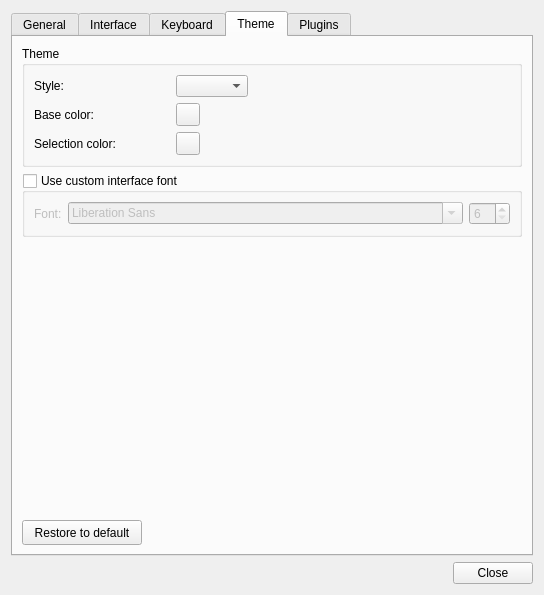
mapeditor/tiled, file src/tiled/preferencesdialog.ui: the form before one commit.
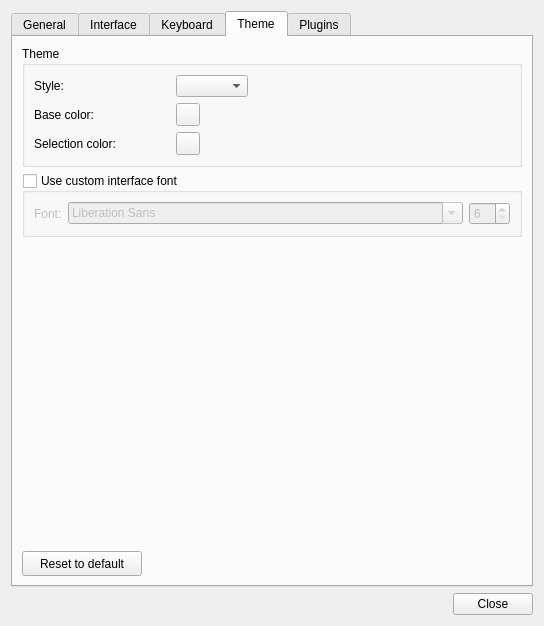
The form after the commit. The open tabs and pages were chosen to show the change. Custom widgets are drawn as their Qt base class.

Commit message: Renamed the buttons from 'Restore to default' to 'Reset to default'

Diff of the .ui file:
```diff
--- a/src/tiled/preferencesdialog.ui
+++ b/src/tiled/preferencesdialog.ui
@@ -7,7 +7,7 @@
     <x>0</x>
     <y>0</y>
     <width>544</width>
-    <height>595</height>
+    <height>626</height>
    </rect>
   </property>
   <property name="windowTitle">
@@ -659,7 +659,7 @@
             </size>
            </property>
            <property name="text">
-            <string>Restore to default</string>
+            <string>Reset to default</string>
            </property>
           </widget>
          </item>
```
Left out of the diff: 6 changed lines with no effect on the pictures. The commit also changes 1 other file.
